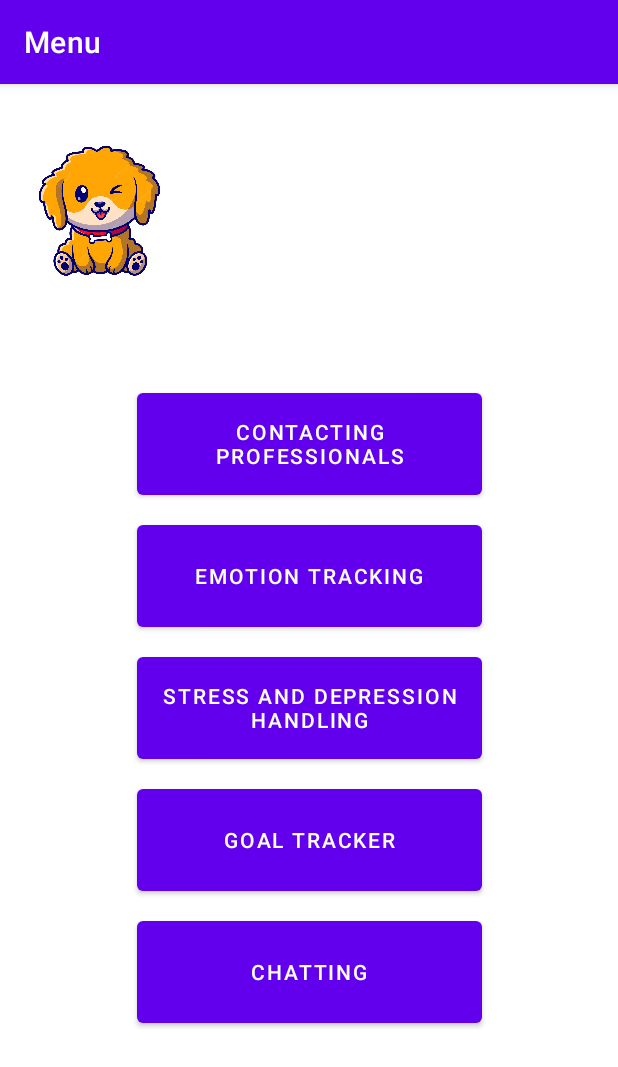
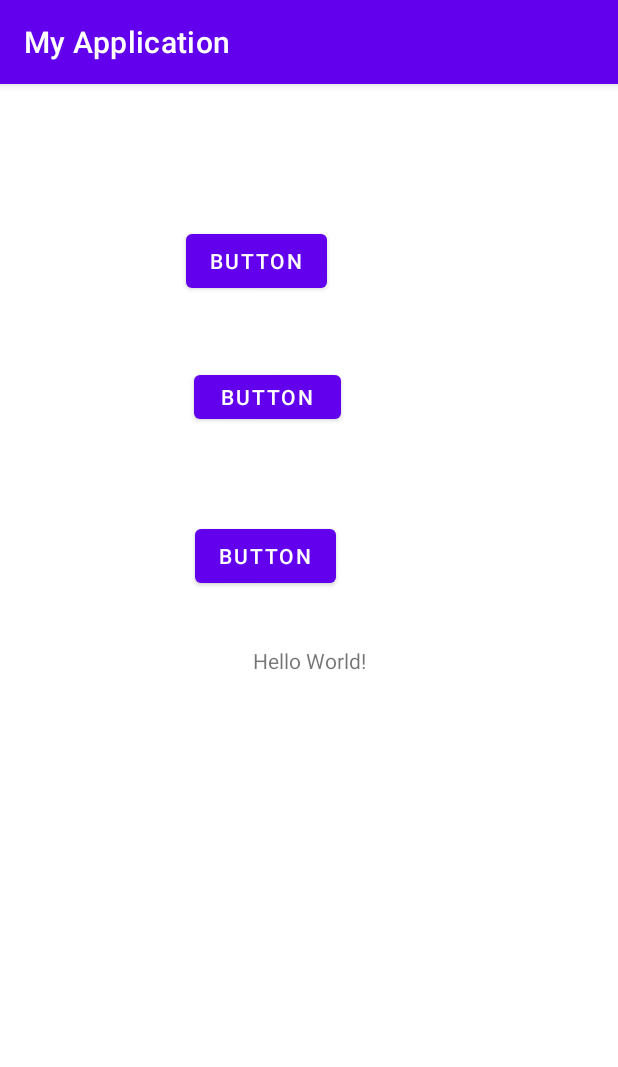
Before and after one commit to ElineStehouwer/Onderzoek-me-pappie, an Android app: the screen it shows after launch (MainActivity), on a phone screen of 412 x 824 dp. Shown: the top 1067 px of the screen. Run offline under Robolectric (Android 15) with nearby library versions, the phone set to English and light mode, and no system bars.

Commit message:
Working On BreathingExercice

```diff
--- a/app/src/main/AndroidManifest.xml
+++ b/app/src/main/AndroidManifest.xml
@@ -5,21 +5,17 @@
     <application
         android:allowBackup="true"
         android:icon="@mipmap/ic_launcher"
-        android:label="Menu"
+        android:label="@string/app_name"
         android:roundIcon="@mipmap/ic_launcher_round"
         android:supportsRtl="true"
         android:theme="@style/Theme.MyApplication">
         <activity
-            android:name=".MeditationOptions"
-            android:exported="false" />
-        <activity
-            android:name=".StressNDepressedMenu"
+            android:name=".BreathingExercice"
             android:exported="false" />
         <activity
             android:name=".ContactingProfessionalsActivity"
             android:exported="false"
-            android:label="Contacting Professionals"
-            android:parentActivityName=".MainActivity" />
+            android:label="Contacting Professionals" />
         <activity
             android:name=".MainActivity"
             android:exported="true">
--- /dev/null
+++ b/app/src/main/java/com/example/myapplication/BreathingExercice.java
@@ -0,0 +1,14 @@
+package com.example.myapplication;
+
+import androidx.appcompat.app.AppCompatActivity;
+
+import android.os.Bundle;
+
+public class BreathingExercice extends AppCompatActivity {
+
+    @Override
+    protected void onCreate(Bundle savedInstanceState) {
+        super.onCreate(savedInstanceState);
+        setContentView(R.layout.activity_breathing_exercice);
+    }
+}
--- /dev/null
+++ b/app/src/main/res/layout/activity_breathing_exercice.xml
@@ -0,0 +1,9 @@
+<?xml version="1.0" encoding="utf-8"?>
+<androidx.constraintlayout.widget.ConstraintLayout xmlns:android="http://schemas.android.com/apk/res/android"
+    xmlns:app="http://schemas.android.com/apk/res-auto"
+    xmlns:tools="http://schemas.android.com/tools"
+    android:layout_width="match_parent"
+    android:layout_height="match_parent"
+    tools:context=".BreathingExercice">
+
+</androidx.constraintlayout.widget.ConstraintLayout>
--- a/app/src/main/res/layout/activity_main.xml
+++ b/app/src/main/res/layout/activity_main.xml
@@ -6,80 +6,50 @@
     android:layout_height="match_parent"
     tools:context=".MainActivity">
 
+    <TextView
+        android:id="@+id/text"
+        android:layout_width="wrap_content"
+        android:layout_height="wrap_content"
+        android:text="Hello World!"
+        app:layout_constraintBottom_toBottomOf="parent"
+        app:layout_constraintLeft_toLeftOf="parent"
+        app:layout_constraintRight_toRightOf="parent"
+        app:layout_constraintTop_toTopOf="parent" />
+
     <Button
         android:id="@+id/button"
-        android:layout_width="230dp"
-        android:layout_height="80dp"
-        android:layout_marginTop="200dp"
+        android:layout_width="98dp"
+        android:layout_height="41dp"
+        android:layout_marginTop="188dp"
         android:onClick="openContacting"
-        android:text="Contacting Professionals"
-        app:iconTint="#00BCD4"
+        android:text="Button"
         app:layout_constraintEnd_toEndOf="parent"
+        app:layout_constraintHorizontal_bias="0.412"
         app:layout_constraintStart_toStartOf="parent"
-        app:layout_constraintTop_toTopOf="parent"
-        app:rippleColor="#00BCD4"
-        app:strokeColor="#00BCD4" />
+        app:layout_constraintTop_toTopOf="parent" />
 
     <Button
         android:id="@+id/button2"
-        android:layout_width="230dp"
-        android:layout_height="80dp"
-        android:layout_marginTop="8dp"
-        android:layout_marginEnd="8dp"
-        android:layout_marginBottom="169dp"
-        android:text="Chatting"
-        app:layout_constraintBottom_toBottomOf="parent"
+        android:layout_width="wrap_content"
+        android:layout_height="wrap_content"
+        android:layout_marginStart="123dp"
+        android:layout_marginTop="94dp"
+        android:layout_marginEnd="194dp"
+        android:text="Button"
         app:layout_constraintEnd_toEndOf="parent"
-        app:layout_constraintHorizontal_bias="0.0"
-        app:layout_constraintStart_toStartOf="@+id/button5"
-        app:layout_constraintTop_toBottomOf="@+id/button5"
-        app:layout_constraintVertical_bias="0.0" />
+        app:layout_constraintStart_toStartOf="parent"
+        app:layout_constraintTop_toTopOf="parent" />
 
     <Button
         android:id="@+id/button3"
-        android:layout_width="230dp"
-        android:layout_height="80dp"
-        android:layout_marginTop="8dp"
+        android:layout_width="wrap_content"
+        android:layout_height="wrap_content"
+        android:layout_marginStart="129dp"
+        android:layout_marginTop="61dp"
         android:layout_marginEnd="188dp"
-        android:text="Emotion tracking"
+        android:text="Button"
         app:layout_constraintEnd_toEndOf="parent"
-        app:layout_constraintHorizontal_bias="0.0"
-        app:layout_constraintStart_toStartOf="@+id/button"
+        app:layout_constraintStart_toStartOf="parent"
         app:layout_constraintTop_toBottomOf="@+id/button" />
 
-    <Button
-        android:id="@+id/button4"
-        android:layout_width="230dp"
-        android:layout_height="80dp"
-        android:layout_marginTop="8dp"
-        android:layout_marginEnd="8dp"
-        android:text="Stress and Depression Handling"
-        app:layout_constraintEnd_toEndOf="parent"
-        app:layout_constraintHorizontal_bias="0.0"
-        app:layout_constraintStart_toStartOf="@+id/button3"
-        app:layout_constraintTop_toBottomOf="@+id/button3" />
-
-    <Button
-        android:id="@+id/button5"
-        android:layout_width="230dp"
-        android:layout_height="80dp"
-        android:layout_marginTop="8dp"
-        android:layout_marginEnd="115dp"
-        android:text="Goal Tracker"
-        app:layout_constraintEnd_toEndOf="parent"
-        app:layout_constraintHorizontal_bias="0.0"
-        app:layout_constraintStart_toStartOf="@+id/button4"
-        app:layout_constraintTop_toBottomOf="@+id/button4" />
-
-    <ImageView
-        android:id="@+id/imageView"
-        android:layout_width="132dp"
-        android:layout_height="131dp"
-        android:layout_marginTop="16dp"
-        android:layout_marginEnd="279dp"
-        app:layout_constraintEnd_toEndOf="parent"
-        app:layout_constraintStart_toStartOf="parent"
-        app:layout_constraintTop_toTopOf="parent"
-        app:srcCompat="@drawable/puppy" />
-
 </androidx.constraintlayout.widget.ConstraintLayout>
```
